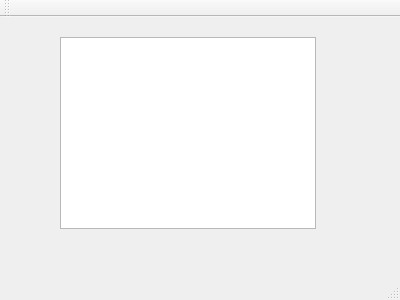
Qt form Source/mainwindow.ui (duy0503/Flashcards-App-in-Qt) before a commit.
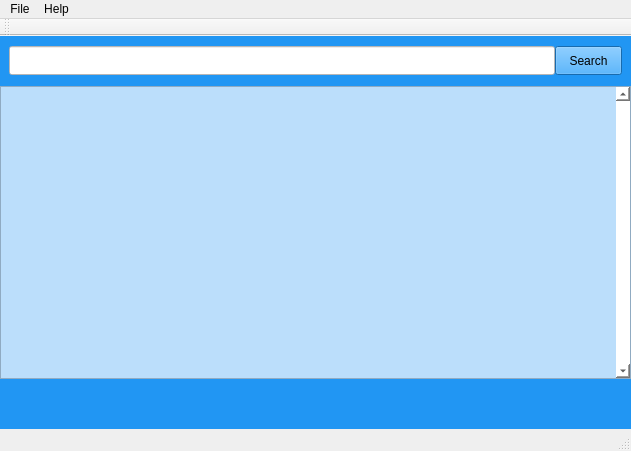
The same form after that commit.

Commit message: Code refactoring. Added basic display function.

Patch:
```diff
--- a/Source/mainwindow.ui
+++ b/Source/mainwindow.ui
@@ -6,34 +6,220 @@
    <rect>
     <x>0</x>
     <y>0</y>
-    <width>400</width>
-    <height>300</height>
+    <width>631</width>
+    <height>451</height>
    </rect>
   </property>
   <property name="windowTitle">
    <string>MainWindow</string>
   </property>
   <widget class="QWidget" name="centralWidget">
-   <widget class="QTextBrowser" name="textBrowser">
-    <property name="geometry">
-     <rect>
-      <x>60</x>
-      <y>20</y>
-      <width>256</width>
-      <height>192</height>
-     </rect>
+   <layout class="QVBoxLayout" name="verticalLayout">
+    <property name="spacing">
+     <number>0</number>
     </property>
-   </widget>
+    <property name="leftMargin">
+     <number>0</number>
+    </property>
+    <property name="topMargin">
+     <number>0</number>
+    </property>
+    <property name="rightMargin">
+     <number>0</number>
+    </property>
+    <property name="bottomMargin">
+     <number>0</number>
+    </property>
+    <item>
+     <widget class="QWidget" name="searchWidget" native="true">
+      <property name="minimumSize">
+       <size>
+        <width>0</width>
+        <height>50</height>
+       </size>
+      </property>
+      <property name="maximumSize">
+       <size>
+        <width>16777215</width>
+        <height>50</height>
+       </size>
+      </property>
+      <property name="autoFillBackground">
+       <bool>false</bool>
+      </property>
+      <property name="styleSheet">
+       <string notr="true">QWidget {
+	background-color: #2196f3;
+}
+
+QLineEdit {
+	background-color: rgb(255, 255, 255)
+}</string>
+      </property>
+      <layout class="QHBoxLayout" name="horizontalLayout">
+       <property name="spacing">
+        <number>0</number>
+       </property>
+       <property name="leftMargin">
+        <number>9</number>
+       </property>
+       <property name="topMargin">
+        <number>0</number>
+       </property>
+       <property name="rightMargin">
+        <number>9</number>
+       </property>
+       <property name="bottomMargin">
+        <number>0</number>
+       </property>
+       <item>
+        <widget class="QLineEdit" name="searchEdit">
+         <property name="minimumSize">
+          <size>
+           <width>0</width>
+           <height>29</height>
+          </size>
+         </property>
+         <property name="maximumSize">
+          <size>
+           <width>16777215</width>
+           <height>29</height>
+          </size>
+         </property>
+         <property name="styleSheet">
+          <string notr="true"/>
+         </property>
+        </widget>
+       </item>
+       <item>
+        <widget class="QPushButton" name="searchButton">
+         <property name="minimumSize">
+          <size>
+           <width>67</width>
+           <height>29</height>
+          </size>
+         </property>
+         <property name="maximumSize">
+          <size>
+           <width>67</width>
+           <height>29</height>
+          </size>
+         </property>
+         <property name="text">
+          <string>Search</string>
+         </property>
+        </widget>
+       </item>
+      </layout>
+     </widget>
+    </item>
+    <item>
+     <widget class="QWidget" name="displayWidget" native="true">
+      <property name="styleSheet">
+       <string notr="true">QWidget {
+	background-color: #bbdefb;
+}
+
+QScrollBar {
+	background-color: #ffffff;
+}</string>
+      </property>
+      <layout class="QHBoxLayout" name="horizontalLayout_2">
+       <property name="leftMargin">
+        <number>0</number>
+       </property>
+       <property name="topMargin">
+        <number>0</number>
+       </property>
+       <property name="rightMargin">
+        <number>0</number>
+       </property>
+       <property name="bottomMargin">
+        <number>0</number>
+       </property>
+       <item>
+        <widget class="QScrollArea" name="scrollArea">
+         <property name="styleSheet">
+          <string notr="true"/>
+         </property>
+         <property name="verticalScrollBarPolicy">
+          <enum>Qt::ScrollBarAlwaysOn</enum>
+         </property>
+         <property name="widgetResizable">
+          <bool>true</bool>
+         </property>
+         <widget class="QWidget" name="scrollAreaWidgetContents">
+          <property name="geometry">
+           <rect>
+            <x>0</x>
+            <y>0</y>
+            <width>612</width>
+            <height>296</height>
+           </rect>
+          </property>
+          <property name="minimumSize">
+           <size>
+            <width>0</width>
+            <height>0</height>
+           </size>
+          </property>
+         </widget>
+        </widget>
+       </item>
+      </layout>
+     </widget>
+    </item>
+    <item>
+     <widget class="QWidget" name="bottomWidget" native="true">
+      <property name="minimumSize">
+       <size>
+        <width>0</width>
+        <height>50</height>
+       </size>
+      </property>
+      <property name="maximumSize">
+       <size>
+        <width>16777215</width>
+        <height>50</height>
+       </size>
+      </property>
+      <property name="styleSheet">
+       <string notr="true">QWidget {
+	background-color: #2196f3;
+}</string>
+      </property>
+     </widget>
+    </item>
+   </layout>
   </widget>
   <widget class="QMenuBar" name="menuBar">
    <property name="geometry">
     <rect>
      <x>0</x>
      <y>0</y>
-     <width>400</width>
-     <height>27</height>
+     <width>631</width>
+     <height>21</height>
     </rect>
    </property>
+   <widget class="QMenu" name="menuFile">
+    <property name="title">
+     <string>File</string>
+    </property>
+    <addaction name="actionNew"/>
+    <addaction name="actionOpen"/>
+    <addaction name="separator"/>
+    <addaction name="actionSave"/>
+    <addaction name="separator"/>
+    <addaction name="actionClose"/>
+   </widget>
+   <widget class="QMenu" name="menuHelp">
+    <property name="title">
+     <string>Help</string>
+    </property>
+    <addaction name="actionAbout"/>
+   </widget>
+   <addaction name="menuFile"/>
+   <addaction name="menuHelp"/>
   </widget>
   <widget class="QToolBar" name="mainToolBar">
    <attribute name="toolBarArea">
```
Left out of the diff: 25 changed lines with no effect on the pictures. The commit also changes 10 other files.
